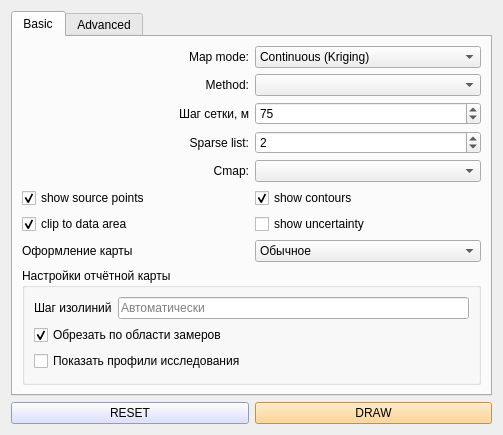
Above: qt/draw_map_form.ui from idergunoff/geovel_1.0 before the change. Below: the same form after it.
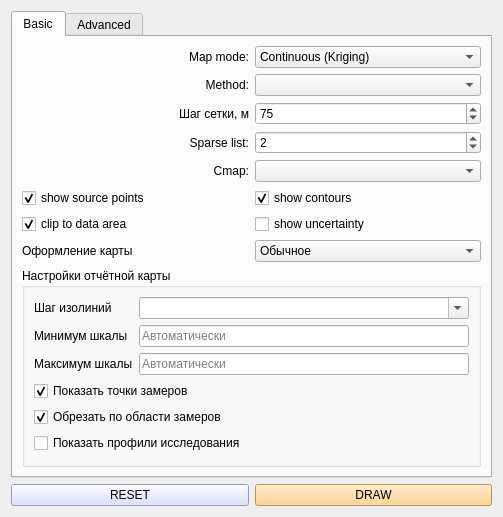
That is the form after the change.

Commit message: Fix clipped contour labels and add report scale controls

```diff
--- a/qt/draw_map_form.ui
+++ b/qt/draw_map_form.ui
@@ -218,13 +218,54 @@
            </widget>
           </item>
           <item row="0" column="1">
-           <widget class="QLineEdit" name="lineEdit_report_contour_step">
+           <widget class="QComboBox" name="comboBox_report_contour_step">
+            <property name="editable">
+             <bool>true</bool>
+            </property>
+            <property name="toolTip">
+             <string>Выберите готовый шаг или введите своё значение</string>
+            </property>
+           </widget>
+          </item>
+          <item row="1" column="0">
+           <widget class="QLabel" name="label_report_scale_min">
+            <property name="text">
+             <string>Минимум шкалы</string>
+            </property>
+           </widget>
+          </item>
+          <item row="1" column="1">
+           <widget class="QLineEdit" name="lineEdit_report_scale_min">
             <property name="placeholderText">
              <string>Автоматически</string>
             </property>
            </widget>
           </item>
-          <item row="1" column="0" colspan="2">
+          <item row="2" column="0">
+           <widget class="QLabel" name="label_report_scale_max">
+            <property name="text">
+             <string>Максимум шкалы</string>
+            </property>
+           </widget>
+          </item>
+          <item row="2" column="1">
+           <widget class="QLineEdit" name="lineEdit_report_scale_max">
+            <property name="placeholderText">
+             <string>Автоматически</string>
+            </property>
+           </widget>
+          </item>
+          <item row="3" column="0" colspan="2">
+           <widget class="QCheckBox" name="checkBox_report_points">
+            <property name="text">
+             <string>Показать точки замеров</string>
+            </property>
+            <property name="checked">
+             <bool>true</bool>
+            </property>
+           </widget>
+          </item>
+          <item row="4" column="0" colspan="2">
            <widget class="QCheckBox" name="checkBox_report_clip">
             <property name="text">
              <string>Обрезать по области замеров</string>
@@ -234,7 +275,7 @@
             </property>
            </widget>
           </item>
-          <item row="2" column="0" colspan="2">
+          <item row="5" column="0" colspan="2">
            <widget class="QCheckBox" name="checkBox_report_profiles">
             <property name="text">
              <string>Показать профили исследования</string>
```
The commit also changes 6 other files.
